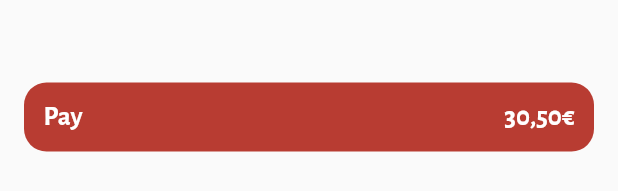
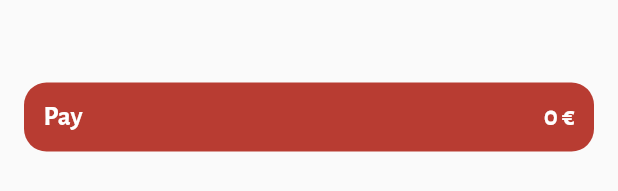
Before and after one commit to elsa-bit/Saucey, a Flutter app: the Cart widget shown alone on an empty page, opened directly, on a phone screen of 412 x 824 dp. Shown: the part 735-926 px from the top of the screen. Run offline on Flutter 3.47's test engine with Material 2 defaults, Android fonts, the phone set to English and light mode, and no system bars; our stand-ins replace floor, sqflite; accounts and stored records are empty; generated files the repository leaves out were written again; network calls fail.

Commit message:
rebase master

```diff
--- a/lib/cart/views/cart_view.dart
+++ b/lib/cart/views/cart_view.dart
@@ -207,13 +207,23 @@ class _CartState extends State<Cart> {
                                   fontFamily: 'AlegreyaSans',
                                   color: Colors.white),
                             ),
-                            Text(
-                              '30,50€',
-                              style: TextStyle(
-                                  fontWeight: FontWeight.bold,
-                                  fontFamily: 'AlegreyaSans',
-                                  fontSize: 18,
-                                  color: Colors.white),
+                            FutureBuilder<List<CartCocktail>>(
+                              future: futureListCardCocktail,
+                              builder: (context, snapshot) {
+                                if (snapshot.hasError) {
+                                  print('Error : ${snapshot.error}');
+                                  return const Text(
+                                      "An error occurs, try later.");
+                                } else if (snapshot.hasData) {
+                                  return _getTotalPrice(snapshot);
+                                }
+                                return Container(
+                                  width: 50,
+                                  height: 50,
+                                  alignment: Alignment.center,
+                                  child: const CircularProgressIndicator(),
+                                );
+                              },
                             )
                           ],
                         ),
```
